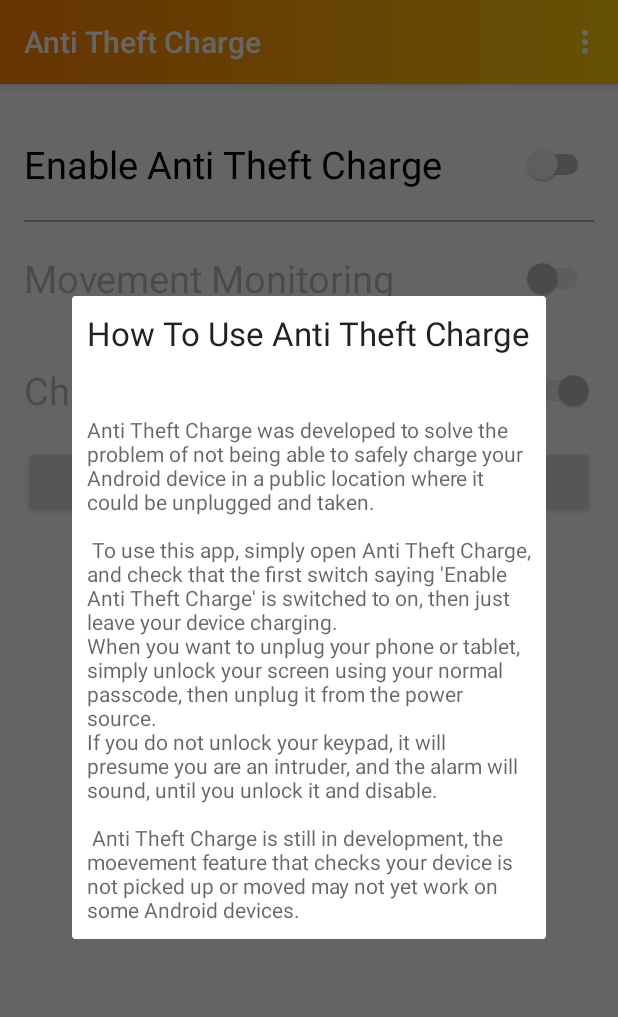
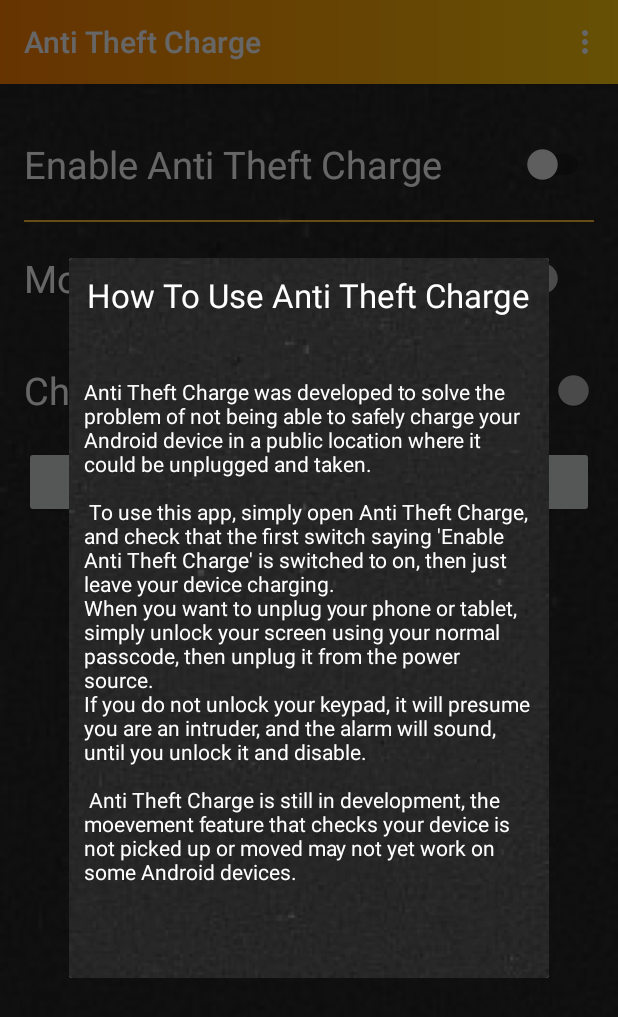
Before and after one commit to Lissy93/anti-theft-charge, an Android app: the screen it shows after launch (MainActivity), after a tap on "HOW TO USE", on a phone screen of 412 x 824 dp. Shown: the top 1017 px of the screen. Run offline under Robolectric (Android 15) with nearby library versions, the phone set to English and light mode, and no system bars; 1 statement that could not run was skipped.

Commit message:
Added a dark theme to not affect the eyes when screen is turned on.

```diff
--- a/app/src/main/res/layout/fragment_confirm_owner.xml
+++ b/app/src/main/res/layout/fragment_confirm_owner.xml
@@ -6,11 +6,13 @@
     android:paddingRight="@dimen/activity_horizontal_margin"
     android:paddingTop="@dimen/activity_vertical_margin"
     android:paddingBottom="@dimen/activity_vertical_margin"
+    android:background="@drawable/bg"
     tools:context="net.as93.ConfirmOwner$PlaceholderFragment">
 
     <TextView
         android:text="@string/confirm_stop_alarm"
         android:layout_width="wrap_content"
+        android:textColor="@android:color/white"
         android:layout_height="wrap_content"
         android:id="@+id/textView" />
 
@@ -20,6 +22,7 @@
         android:text="@string/stop_alarm"
         android:id="@+id/cmdStop"
         android:layout_below="@+id/textView"
+        android:textColor="@android:color/white"
         android:layout_centerHorizontal="true" />
 
 
--- a/app/src/main/res/layout/fragment_info_message.xml
+++ b/app/src/main/res/layout/fragment_info_message.xml
@@ -3,6 +3,7 @@
     android:layout_width="match_parent"
     android:layout_height="match_parent"
     android:orientation="vertical"
+    android:background="@drawable/bg"
     android:padding="10dp">
 
     <TextView
@@ -11,12 +12,14 @@
         android:text="@string/strHowToUseTitle"
         android:id="@+id/textView"
         android:layout_gravity="center"
+        android:textColor="@android:color/white"
         android:textAppearance="@android:style/TextAppearance.Large"/>
 
     <TextView
         android:layout_width="match_parent"
         android:layout_height="match_parent"
         android:layout_marginTop="40dip"
+        android:textColor="@android:color/white"
         android:text="@string/longDescription"
         android:textAppearance="@android:style/TextAppearance.Small"
         android:maxLines="25"/>
--- a/app/src/main/res/layout/fragment_main.xml
+++ b/app/src/main/res/layout/fragment_main.xml
@@ -7,6 +7,7 @@
     android:paddingTop="@dimen/activity_vertical_margin"
     android:paddingBottom="@dimen/activity_vertical_margin"
     android:orientation="vertical"
+    android:background="@drawable/bg"
     tools:context="net.as93.MainActivity$PlaceholderFragment">
 
     <Switch
@@ -16,12 +17,13 @@
         android:id="@+id/switchOnOff"
         android:layout_gravity="right"
         android:checked="false"
+        android:textColor="@android:color/white"
         style="@style/HomeText"/>
 
     <View
         android:layout_width="match_parent"
         android:layout_height="1dp"
-        android:background="@android:color/darker_gray"/>
+        android:background="@android:color/holo_orange_light"/>
 
     <Switch
         android:layout_width="match_parent"
@@ -29,6 +31,7 @@
         android:text="@string/strMovementSwitch"
         android:id="@+id/switchMovement"
         android:layout_gravity="right"
+        android:textColor="@android:color/white"
         android:checked="false"
         style="@style/HomeText"
         />
@@ -41,11 +44,13 @@
         android:id="@+id/switchPower"
         android:layout_gravity="right"
         android:checked="true"
+        android:textColor="@android:color/white"
         style="@style/HomeText"/>
 
     <Button
         android:layout_width="match_parent"
         android:layout_height="wrap_content"
+        android:textColor="@android:color/white"
         android:text="@string/strHowToUse"
         android:id="@+id/btnAbout"/>
 
--- a/app/src/main/res/layout/preferences.xml
+++ b/app/src/main/res/layout/preferences.xml
@@ -8,6 +8,7 @@
     android:paddingRight="@dimen/activity_horizontal_margin"
     android:paddingTop="@dimen/activity_vertical_margin"
     android:paddingBottom="@dimen/activity_vertical_margin"
+    android:background="@drawable/bg"
     tools:context="net.as93.MainActivity$PlaceholderFragment">
 
     <Button
@@ -15,17 +16,19 @@
         android:layout_width="wrap_content"
         android:layout_height="wrap_content"
         android:id="@+id/btnChooseTime"
+        android:textColor="@android:color/white"
         android:text="@string/strSetDeley"/>
 
     <View
         android:layout_width="match_parent"
         android:layout_height="1dp"
-        android:background="@android:color/darker_gray"/>
+        android:background="@android:color/holo_orange_light"/>
 
     <Button
         style="@style/OptionRow"
         android:layout_width="wrap_content"
         android:layout_height="wrap_content"
+        android:textColor="@android:color/white"
         android:text="@string/chooseAlarm"
         android:id="@+id/btnChooseTone"/>
 
--- a/app/src/main/res/values/styles.xml
+++ b/app/src/main/res/values/styles.xml
@@ -1,7 +1,7 @@
 <resources>
 
     <!-- Base application theme. -->
-    <style name="AppTheme" parent="Theme.AppCompat.Light.DarkActionBar">
+    <style name="AppTheme" parent="CustomActionBarTheme">
         <!-- Customize your theme here. -->
     </style>
 
@@ -18,6 +18,9 @@
         <item name="android:layout_marginBottom">20dp</item>
     </style>
 
+    <style name="BackgroundTheme" parent="AppTheme">
+        <item name="android:background">@drawable/bg</item>
+    </style>
 
 
 </resources>
```
